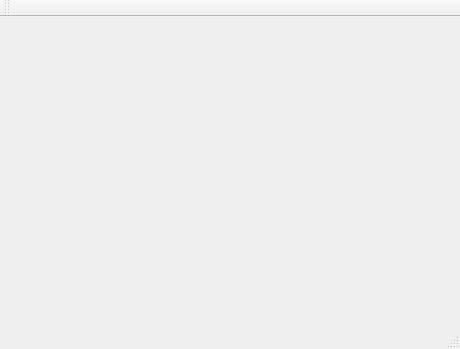
This is viewwindow.ui in onto/effy as Qt 5 draws it before an edit. The edited form follows.
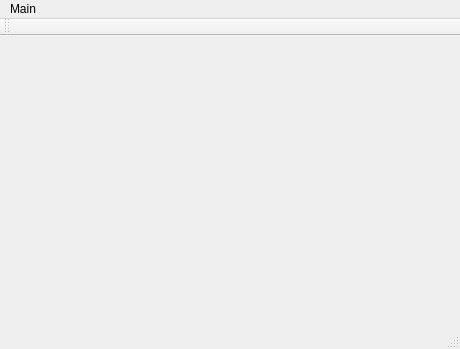
This is the edited form.

Patch:
```diff
--- a/viewwindow.ui
+++ b/viewwindow.ui
@@ -36,6 +36,28 @@
     <bool>false</bool>
    </attribute>
   </widget>
+  <widget class="QMenuBar" name="menuBar">
+   <property name="geometry">
+    <rect>
+     <x>0</x>
+     <y>0</y>
+     <width>460</width>
+     <height>21</height>
+    </rect>
+   </property>
+   <widget class="QMenu" name="menuMain">
+    <property name="title">
+     <string>Main</string>
+    </property>
+    <addaction name="actionQuit"/>
+   </widget>
+   <addaction name="menuMain"/>
+  </widget>
+  <action name="actionQuit">
+   <property name="text">
+    <string>Quit</string>
+   </property>
+  </action>
  </widget>
  <resources/>
  <connections/>
```
